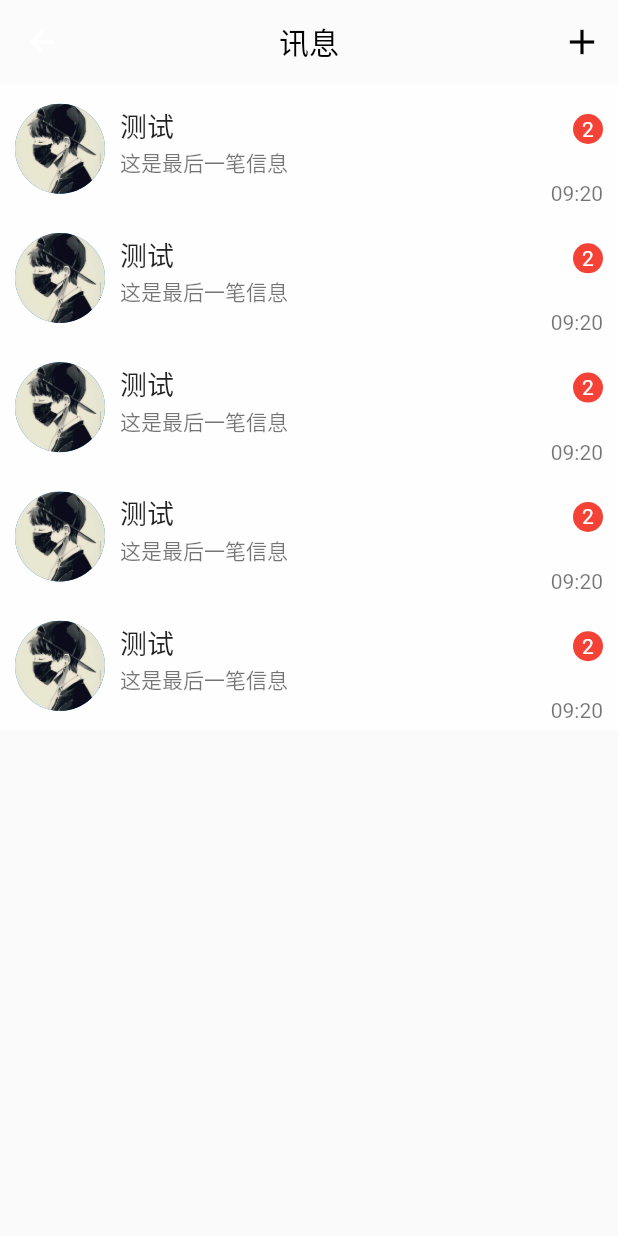
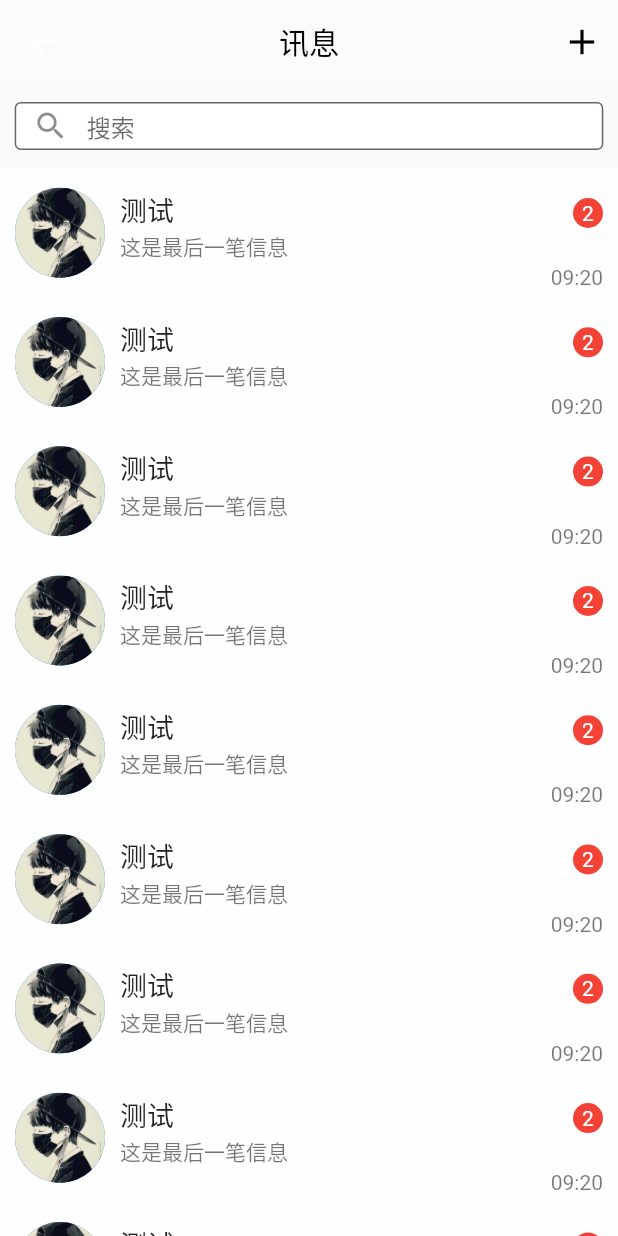
Before and after one commit to 1554967671/Flutter, a Flutter app: the HomePage screen opened directly, on a phone screen of 412 x 824 dp. Run offline on Flutter 3.47's test engine with Material 2 defaults, Android fonts, the phone set to English and light mode, and no system bars; our stand-ins replace charts_flutter, device_info, flutter_easyrefresh, get_it, local_auth, shared_preferences and 1 more; missing offline and left inert: bottom_tab_bar; accounts and stored records are empty.

Commit message:
新增下拉刷新

```diff
--- a/flutter_app/lib/action.dart
+++ b/flutter_app/lib/action.dart
@@ -47,7 +47,7 @@ class ActionBody extends StatelessWidget{
             ),
             Expanded(
               child: Container(
-                color: Colors.grey,
+                color: Colors.black,
               ),
             ),
           ],
--- a/flutter_app/lib/addrbook.dart
+++ b/flutter_app/lib/addrbook.dart
@@ -125,6 +125,7 @@ class _AddBookBodyState extends State<AddBookBody>{
                 ),
 
                 //联系人
+                Container(),
 
               ],
             ),
--- a/flutter_app/lib/home.dart
+++ b/flutter_app/lib/home.dart
@@ -1,4 +1,5 @@
 import 'package:flutter/material.dart';
+import 'package:flutter_easyrefresh/easy_refresh.dart';
 
 class HomePage extends StatelessWidget{
   @override
@@ -21,36 +22,50 @@ class HomePage extends StatelessWidget{
               })
         ],
       ),
-      body: HomeBody(),
+      body: _HomeBody(),
     );
   }
 
 }
 
-class HomeBody extends StatelessWidget{
+class _HomeBody extends StatefulWidget{
+  @override
+  State<StatefulWidget> createState() {
+    return _HomeBodyState();
+  }
 
-  @override
-  Widget build(BuildContext context) {
+}
+
+class _HomeBodyState extends State<_HomeBody>{
+
+  EasyRefreshController _easyRefreshController = new EasyRefreshController();
+
+  Widget searchBox(){
     return Container(
-      child: ListView(
-        children: <Widget>[
-          MsgItem(),
-          MsgItem(),
-          MsgItem(),
-          MsgItem(),
-          MsgItem(),
-        ],
+      width: MediaQuery.of(context).size.width,
+      height: 56.0,
+      child: Center(
+        child: Container(
+          width: MediaQuery.of(context).size.width/1.05,
+          height: 32.0,
+          child: TextField(
+            decoration: InputDecoration(
+              hintText: '搜索',
+              contentPadding: EdgeInsets.all(0),
+              border: OutlineInputBorder(
+                borderRadius: BorderRadius.circular(4.0),
+              ),
+              prefixIcon: Icon(Icons.search),
+              fillColor: Colors.white,
+              filled: true,
+            ),
+          ),
+        ),
       ),
     );
   }
 
-}
-
-
-class MsgItem extends StatelessWidget{
-
-  @override
-  Widget build(BuildContext context) {
+  Widget msgItem(){
     return InkWell(
       onTap: (){},
       child: Container(
@@ -163,4 +178,43 @@ class MsgItem extends StatelessWidget{
     );
   }
 
+  @override
+  Widget build(BuildContext context) {
+    return Container(
+      child: EasyRefresh(
+        enableControlFinishRefresh: true,
+        enableControlFinishLoad: true,
+        controller: _easyRefreshController,
+        header: ClassicalHeader(
+          refreshText: "下拉刷新",
+          refreshReadyText: "松开刷新",
+          refreshingText: "刷新中...",
+          refreshedText: "刷新成功",
+          refreshFailedText: "刷新失败",
+          infoText: "最近更新于 %T",
+        ),
+        onRefresh: () async{
+          await Future.delayed(Duration(seconds: 2),(){
+            _easyRefreshController.finishRefresh(success: true);
+          });
+        },
+        child: ListView(
+          children: <Widget>[
+            searchBox(),
+            msgItem(),
+            msgItem(),
+            msgItem(),
+            msgItem(),
+            msgItem(),
+            msgItem(),
+            msgItem(),
+            msgItem(),
+            msgItem(),
+          ],
+        ),
+      ),
+
+    );
+  }
+
 }
--- a/flutter_app/lib/main.dart
+++ b/flutter_app/lib/main.dart
@@ -29,7 +29,7 @@ class _HomesState extends State<Homes>{
             shape: BoxShape.rectangle,
             borderRadius: BorderRadius.all(Radius.circular(10))),
         child: Text(
-          '2',
+          '18',
           style: TextStyle(fontSize: 12, color: Colors.white),
         ),
       ),
--- a/flutter_app/lib/my.dart
+++ b/flutter_app/lib/my.dart
@@ -53,7 +53,7 @@ class Main extends StatelessWidget{
           ),
           Expanded(
             child: Container(
-              color: Colors.grey,
+              color: Colors.black,
             ),
           ),
         ],
```
